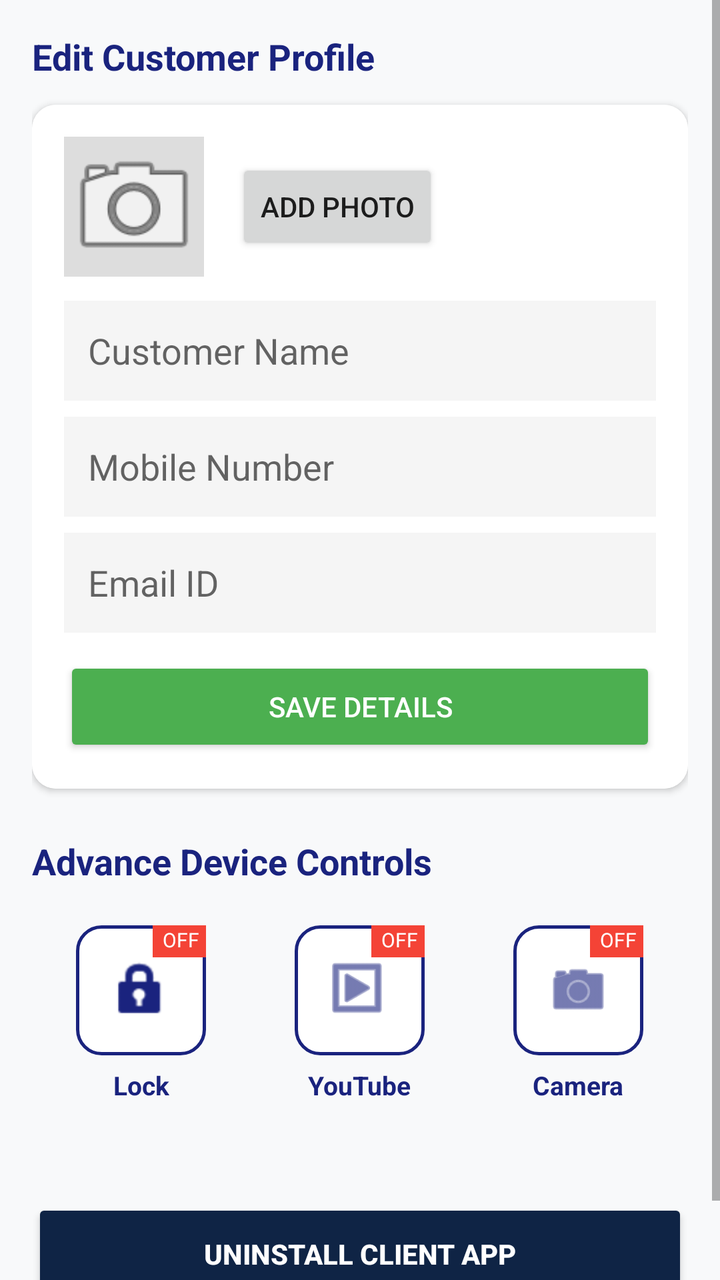
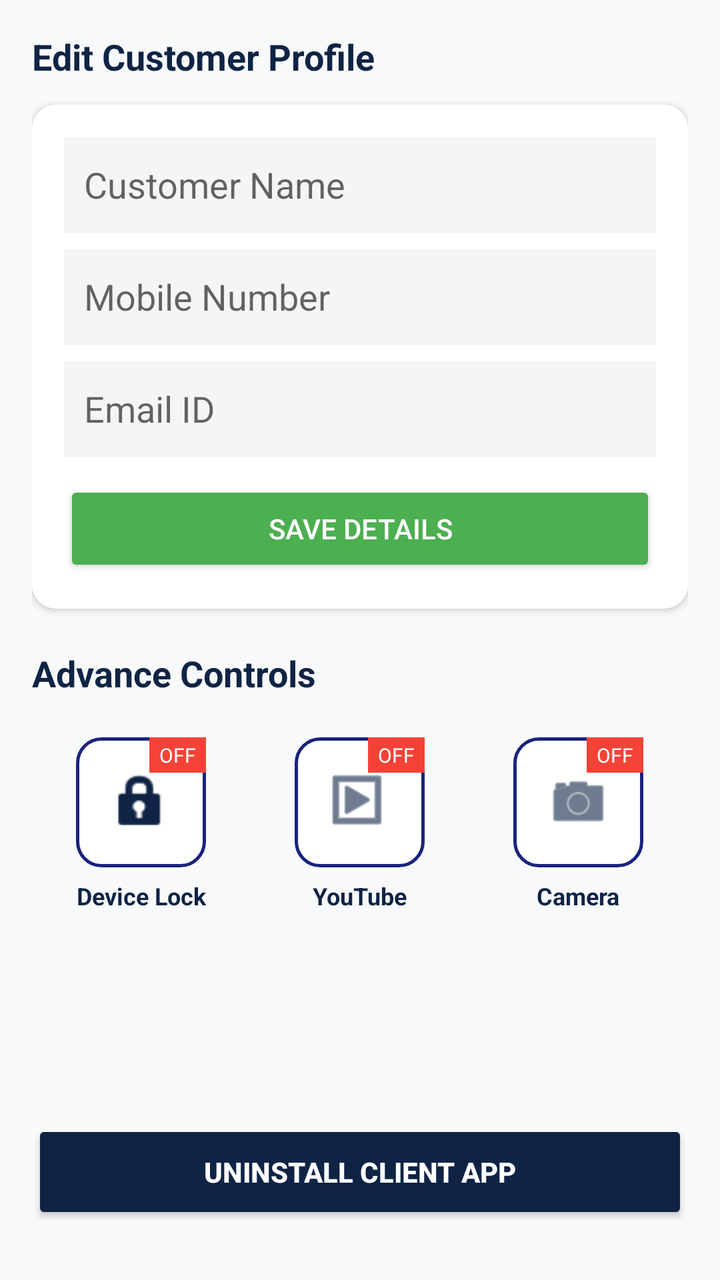

Before-and-after screenshots of an Android layout around one commit, followed by the original layout XML and the change that was made.
<!-- AndroidManifest.xml: application theme Theme.AppCompat.Light.NoActionBar -->
<!-- res/layout/activity_customer_detail_control.xml -->
<?xml version="1.0" encoding="utf-8"?>
<ScrollView xmlns:android="http://schemas.android.com/apk/res/android"
    xmlns:app="http://schemas.android.com/apk/res-auto"
    android:layout_width="match_parent"
    android:layout_height="match_parent"
    android:background="#F8F9FA"
    android:fillViewport="true">

    <LinearLayout
        android:layout_width="match_parent"
        android:layout_height="wrap_content"
        android:orientation="vertical"
        android:padding="16dp">

        
        <TextView
            android:layout_width="match_parent"
            android:layout_height="wrap_content"
            android:text="Edit Customer Profile"
            android:textSize="18sp"
            android:textStyle="bold"
            android:textColor="#1A237E"
            android:layout_marginBottom="12dp"/>

        <androidx.cardview.widget.CardView
            android:layout_width="match_parent"
            android:layout_height="wrap_content"
            android:layout_marginBottom="24dp"
            app:cardCornerRadius="12dp"
            app:cardElevation="2dp">
            
            <LinearLayout
                android:layout_width="match_parent"
                android:layout_height="wrap_content"
                android:orientation="vertical"
                android:padding="16dp"
                android:background="@color/white">

                <LinearLayout
                    android:layout_width="match_parent"
                    android:layout_height="wrap_content"
                    android:orientation="horizontal"
                    android:gravity="center_vertical"
                    android:layout_marginBottom="12dp">
                    <ImageView
                        android:id="@+id/imgCustomerPhoto"
                        android:layout_width="70dp"
                        android:layout_height="70dp"
                        android:background="#DDDDDD"
                        android:src="@android:drawable/ic_menu_camera"
                        android:scaleType="centerCrop"/>
                    <Button
                        android:id="@+id/btnUploadPhoto"
                        android:layout_width="wrap_content"
                        android:layout_height="wrap_content"
                        android:text="Add Photo"
                        android:layout_marginStart="16dp"/>
                </LinearLayout>

                <EditText android:id="@+id/etCustomerName" android:layout_width="match_parent" android:layout_height="50dp" android:hint="Customer Name" android:background="#F5F5F5" android:padding="12dp" android:layout_marginBottom="8dp"/>
                <EditText android:id="@+id/etCustomerMobile" android:layout_width="match_parent" android:layout_height="50dp" android:hint="Mobile Number" android:inputType="phone" android:background="#F5F5F5" android:padding="12dp" android:layout_marginBottom="8dp"/>
                <EditText android:id="@+id/etCustomerEmail" android:layout_width="match_parent" android:layout_height="50dp" android:hint="Email ID" android:inputType="textEmailAddress" android:background="#F5F5F5" android:padding="12dp" android:layout_marginBottom="12dp"/>
                
                <Button android:id="@+id/btnSaveProfile" android:layout_width="match_parent" android:layout_height="50dp" android:text="Save Details" android:backgroundTint="#4CAF50" android:textColor="@color/white"/>
            </LinearLayout>
        </androidx.cardview.widget.CardView>

        
        <TextView
            android:layout_width="match_parent"
            android:layout_height="wrap_content"
            android:text="Advance Device Controls"
            android:textStyle="bold"
            android:textColor="#1A237E"
            android:textSize="18sp"
            android:layout_marginBottom="12dp"/>

        <GridLayout
            android:layout_width="match_parent"
            android:layout_height="wrap_content"
            android:columnCount="3"
            android:alignmentMode="alignMargins">

            
            <LinearLayout android:id="@+id/btnControlLock" android:orientation="vertical" android:gravity="center" android:layout_width="0dp" android:layout_height="wrap_content" android:layout_columnWeight="1" android:layout_margin="8dp">
                <FrameLayout android:layout_width="65dp" android:layout_height="65dp">
                    <ImageView android:layout_width="match_parent" android:layout_height="match_parent" android:background="@drawable/bg_control_box" android:padding="16dp" android:src="@android:drawable/ic_lock_idle_lock" android:tint="#1A237E"/>
                    <TextView android:id="@+id/badgeLock" android:layout_width="wrap_content" android:layout_height="wrap_content" android:text="OFF" android:textSize="10sp" android:textColor="#FFF" android:background="#F44336" android:layout_gravity="top|end" android:layout_marginTop="-2dp" android:layout_marginEnd="-2dp" android:paddingHorizontal="5dp" android:paddingVertical="2dp"/>
                </FrameLayout>
                <TextView android:layout_width="wrap_content" android:layout_height="wrap_content" android:text="Lock" android:textSize="13sp" android:textColor="#1A237E" android:textStyle="bold" android:layout_marginTop="6dp"/>
            </LinearLayout>

            
            <LinearLayout android:id="@+id/btnControlYoutube" android:orientation="vertical" android:gravity="center" android:layout_width="0dp" android:layout_height="wrap_content" android:layout_columnWeight="1" android:layout_margin="8dp">
                <FrameLayout android:layout_width="65dp" android:layout_height="65dp">
                    <ImageView android:layout_width="match_parent" android:layout_height="match_parent" android:background="@drawable/bg_control_box" android:padding="16dp" android:src="@android:drawable/ic_menu_slideshow" android:tint="#1A237E"/>
                    <TextView android:id="@+id/badgeYoutube" android:layout_width="wrap_content" android:layout_height="wrap_content" android:text="OFF" android:textSize="10sp" android:textColor="#FFF" android:background="#F44336" android:layout_gravity="top|end" android:layout_marginTop="-2dp" android:layout_marginEnd="-2dp" android:paddingHorizontal="5dp" android:paddingVertical="2dp"/>
                </FrameLayout>
                <TextView android:layout_width="wrap_content" android:layout_height="wrap_content" android:text="YouTube" android:textSize="13sp" android:textColor="#1A237E" android:textStyle="bold" android:layout_marginTop="6dp"/>
            </LinearLayout>

            
            <LinearLayout android:id="@+id/btnControlCamera" android:orientation="vertical" android:gravity="center" android:layout_width="0dp" android:layout_height="wrap_content" android:layout_columnWeight="1" android:layout_margin="8dp">
                <FrameLayout android:layout_width="65dp" android:layout_height="65dp">
                    <ImageView android:layout_width="match_parent" android:layout_height="match_parent" android:background="@drawable/bg_control_box" android:padding="16dp" android:src="@android:drawable/ic_menu_camera" android:tint="#1A237E"/>
                    <TextView android:id="@+id/badgeCamera" android:layout_width="wrap_content" android:layout_height="wrap_content" android:text="OFF" android:textSize="10sp" android:textColor="#FFF" android:background="#F44336" android:layout_gravity="top|end" android:layout_marginTop="-2dp" android:layout_marginEnd="-2dp" android:paddingHorizontal="5dp" android:paddingVertical="2dp"/>
                </FrameLayout>
                <TextView android:layout_width="wrap_content" android:layout_height="wrap_content" android:text="Camera" android:textSize="13sp" android:textColor="#1A237E" android:textStyle="bold" android:layout_marginTop="6dp"/>
            </LinearLayout>
        </GridLayout>

        <View android:layout_width="match_parent" android:layout_height="0dp" android:layout_weight="1" android:minHeight="40dp"/>

        
        <Button
            android:id="@+id/btnUninstallSystem"
            android:layout_width="match_parent"
            android:layout_height="55dp"
            android:text="Uninstall Client App"
            android:backgroundTint="#0F2445"
            android:textColor="@color/white"
            android:textStyle="bold"
            android:layout_marginBottom="12dp"/>

        <Button
            android:id="@+id/btnRemoveProfile"
            android:layout_width="match_parent"
            android:layout_height="55dp"
            android:text="Remove From Customer List"
            android:backgroundTint="#D32F2F"
            android:textColor="@color/white"
            android:textStyle="bold"
            android:visibility="gone"
            android:layout_marginBottom="24dp"/>

    </LinearLayout>
</ScrollView>
<!-- resources referenced by this layout -->
<resources>
  <color name="white">#FFFFFF</color>
  <!-- drawable bg_control_box (drawable) -->
  <?xml version="1.0" encoding="utf-8"?>
  <shape xmlns:android="http://schemas.android.com/apk/res/android">
      <solid android:color="#FFFFFF"/>
      <corners android:radius="12dp"/>
      <stroke android:width="1.5dp" android:color="#1A237E"/> 
  </shape>
</resources>

<!-- the commit's change to res/layout/activity_customer_detail_control.xml (unified diff, before → after) -->
@@ -12,123 +12,240 @@
         android:orientation="vertical"
         android:padding="16dp">
 
-        
         <TextView
             android:layout_width="match_parent"
             android:layout_height="wrap_content"
             android:text="Edit Customer Profile"
             android:textSize="18sp"
             android:textStyle="bold"
-            android:textColor="#1A237E"
+            android:textColor="#0F2445"
             android:layout_marginBottom="12dp"/>
 
         <androidx.cardview.widget.CardView
             android:layout_width="match_parent"
             android:layout_height="wrap_content"
-            android:layout_marginBottom="24dp"
+            android:layout_marginBottom="20dp"
             app:cardCornerRadius="12dp"
             app:cardElevation="2dp">
-            
+
             <LinearLayout
                 android:layout_width="match_parent"
                 android:layout_height="wrap_content"
                 android:orientation="vertical"
                 android:padding="16dp"
-                android:background="@color/white">
-
-                <LinearLayout
-                    android:layout_width="match_parent"
-                    android:layout_height="wrap_content"
-                    android:orientation="horizontal"
-                    android:gravity="center_vertical"
-                    android:layout_marginBottom="12dp">
+                android:background="#FFFFFF">
+
+                <EditText
+                    android:id="@+id/etCustomerName"
+                    android:layout_width="match_parent"
+                    android:layout_height="48dp"
+                    android:hint="Customer Name"
+                    android:background="#F5F5F5"
+                    android:padding="10dp"
+                    android:layout_marginBottom="8dp"/>
+
+                <EditText
+                    android:id="@+id/etCustomerMobile"
+                    android:layout_width="match_parent"
+                    android:layout_height="48dp"
+                    android:hint="Mobile Number"
+                    android:inputType="phone"
+                    android:background="#F5F5F5"
+                    android:padding="10dp"
+                    android:layout_marginBottom="8dp"/>
+
+                <EditText
+                    android:id="@+id/etCustomerEmail"
+                    android:layout_width="match_parent"
+                    android:layout_height="48dp"
+                    android:hint="Email ID"
+                    android:inputType="textEmailAddress"
+                    android:background="#F5F5F5"
+                    android:padding="10dp"
+                    android:layout_marginBottom="12dp"/>
+
+                <Button
+                    android:id="@+id/btnSaveProfile"
+                    android:layout_width="match_parent"
+                    android:layout_height="48dp"
+                    android:text="Save Details"
+                    android:backgroundTint="#4CAF50"
+                    android:textColor="#FFFFFF"/>
+            </LinearLayout>
+        </androidx.cardview.widget.CardView>
+
+        <TextView
+            android:layout_width="match_parent"
+            android:layout_height="wrap_content"
+            android:text="Advance Controls"
+            android:textStyle="bold"
+            android:textColor="#0F2445"
+            android:textSize="18sp"
+            android:layout_marginBottom="12dp"/>
+
+        <GridLayout
+            android:layout_width="match_parent"
+            android:layout_height="wrap_content"
+            android:columnCount="3"
+            android:alignmentMode="alignMargins">
+
+            <LinearLayout
+                android:id="@+id/btnControlLock"
+                android:orientation="vertical"
+                android:gravity="center"
+                android:layout_width="0dp"
+                android:layout_height="wrap_content"
+                android:layout_columnWeight="1"
+                android:layout_margin="8dp">
+
+                <FrameLayout
+                    android:layout_width="65dp"
+                    android:layout_height="65dp">
+
                     <ImageView
-                        android:id="@+id/imgCustomerPhoto"
-                        android:layout_width="70dp"
-                        android:layout_height="70dp"
-                        android:background="#DDDDDD"
-                        android:src="@android:drawable/ic_menu_camera"
-                        android:scaleType="centerCrop"/>
-                    <Button
-                        android:id="@+id/btnUploadPhoto"
+                        android:layout_width="match_parent"
+                        android:layout_height="match_parent"
+                        android:background="@drawable/bg_control_box"
+                        android:padding="16dp"
+                        android:src="@android:drawable/ic_lock_idle_lock"
+                        app:tint="#0F2445"/>
+
+                    <TextView
+                        android:id="@+id/badgeLock"
                         android:layout_width="wrap_content"
                         android:layout_height="wrap_content"
-                        android:text="Add Photo"
-                        android:layout_marginStart="16dp"/>
-                </LinearLayout>
-
-                <EditText android:id="@+id/etCustomerName" android:layout_width="match_parent" android:layout_height="50dp" android:hint="Customer Name" android:background="#F5F5F5" android:padding="12dp" android:layout_marginBottom="8dp"/>
-                <EditText android:id="@+id/etCustomerMobile" android:layout_width="match_parent" android:layout_height="50dp" android:hint="Mobile Number" android:inputType="phone" android:background="#F5F5F5" android:padding="12dp" android:layout_marginBottom="8dp"/>
-                <EditText android:id="@+id/etCustomerEmail" android:layout_width="match_parent" android:layout_height="50dp" android:hint="Email ID" android:inputType="textEmailAddress" android:background="#F5F5F5" android:padding="12dp" android:layout_marginBottom="12dp"/>
-                
-                <Button android:id="@+id/btnSaveProfile" android:layout_width="match_parent" android:layout_height="50dp" android:text="Save Details" android:backgroundTint="#4CAF50" android:textColor="@color/white"/>
-            </LinearLayout>
-        </androidx.cardview.widget.CardView>
-
-        
-        <TextView
-            android:layout_width="match_parent"
-            android:layout_height="wrap_content"
-            android:text="Advance Device Controls"
-            android:textStyle="bold"
-            android:textColor="#1A237E"
-            android:textSize="18sp"
-            android:layout_marginBottom="12dp"/>
-
-        <GridLayout
-            android:layout_width="match_parent"
-            android:layout_height="wrap_content"
-            android:columnCount="3"
-            android:alignmentMode="alignMargins">
-
-            
-            <LinearLayout android:id="@+id/btnControlLock" android:orientation="vertical" android:gravity="center" android:layout_width="0dp" android:layout_height="wrap_content" android:layout_columnWeight="1" android:layout_margin="8dp">
-                <FrameLayout android:layout_width="65dp" android:layout_height="65dp">
-                    <ImageView android:layout_width="match_parent" android:layout_height="match_parent" android:background="@drawable/bg_control_box" android:padding="16dp" android:src="@android:drawable/ic_lock_idle_lock" android:tint="#1A237E"/>
-                    <TextView android:id="@+id/badgeLock" android:layout_width="wrap_content" android:layout_height="wrap_content" android:text="OFF" android:textSize="10sp" android:textColor="#FFF" android:background="#F44336" android:layout_gravity="top|end" android:layout_marginTop="-2dp" android:layout_marginEnd="-2dp" android:paddingHorizontal="5dp" android:paddingVertical="2dp"/>
+                        android:text="OFF"
+                        android:textSize="10sp"
+                        android:textColor="#FFF"
+                        android:background="#F44336"
+                        android:layout_gravity="top|end"
+                        android:paddingHorizontal="5dp"
+                        android:paddingVertical="2dp"/>
                 </FrameLayout>
-                <TextView android:layout_width="wrap_content" android:layout_height="wrap_content" android:text="Lock" android:textSize="13sp" android:textColor="#1A237E" android:textStyle="bold" android:layout_marginTop="6dp"/>
-            </LinearLayout>
-
-            
-            <LinearLayout android:id="@+id/btnControlYoutube" android:orientation="vertical" android:gravity="center" android:layout_width="0dp" android:layout_height="wrap_content" android:layout_columnWeight="1" android:layout_margin="8dp">
-                <FrameLayout android:layout_width="65dp" android:layout_height="65dp">
-                    <ImageView android:layout_width="match_parent" android:layout_height="match_parent" android:background="@drawable/bg_control_box" android:padding="16dp" android:src="@android:drawable/ic_menu_slideshow" android:tint="#1A237E"/>
-                    <TextView android:id="@+id/badgeYoutube" android:layout_width="wrap_content" android:layout_height="wrap_content" android:text="OFF" android:textSize="10sp" android:textColor="#FFF" android:background="#F44336" android:layout_gravity="top|end" android:layout_marginTop="-2dp" android:layout_marginEnd="-2dp" android:paddingHorizontal="5dp" android:paddingVertical="2dp"/>
+
+                <TextView
+                    android:layout_width="wrap_content"
+                    android:layout_height="wrap_content"
+                    android:text="Device Lock"
+                    android:textSize="12sp"
+                    android:textColor="#0F2445"
+                    android:textStyle="bold"
+                    android:layout_marginTop="6dp"/>
+            </LinearLayout>
+
+            <LinearLayout
+                android:id="@+id/btnControlYoutube"
+                android:orientation="vertical"
+                android:gravity="center"
+                android:layout_width="0dp"
+                android:layout_height="wrap_content"
+                android:layout_columnWeight="1"
+                android:layout_margin="8dp">
+
+                <FrameLayout
+                    android:layout_width="65dp"
+                    android:layout_height="65dp">
+
+                    <ImageView
+                        android:layout_width="match_parent"
+                        android:layout_height="match_parent"
+                        android:background="@drawable/bg_control_box"
+                        android:padding="16dp"
+                        android:src="@android:drawable/ic_menu_slideshow"
+                        app:tint="#0F2445"/>
+
+                    <TextView
+                        android:id="@+id/badgeYoutube"
+                        android:layout_width="wrap_content"
+                        android:layout_height="wrap_content"
+                        android:text="OFF"
+                        android:textSize="10sp"
+                        android:textColor="#FFF"
+                        android:background="#F44336"
+                        android:layout_gravity="top|end"
+                        android:paddingHorizontal="5dp"
+                        android:paddingVertical="2dp"/>
                 </FrameLayout>
-                <TextView android:layout_width="wrap_content" android:layout_height="wrap_content" android:text="YouTube" android:textSize="13sp" android:textColor="#1A237E" android:textStyle="bold" android:layout_marginTop="6dp"/>
-            </LinearLayout>
-
-            
-            <LinearLayout android:id="@+id/btnControlCamera" android:orientation="vertical" android:gravity="center" android:layout_width="0dp" android:layout_height="wrap_content" android:layout_columnWeight="1" android:layout_margin="8dp">
-                <FrameLayout android:layout_width="65dp" android:layout_height="65dp">
-                    <ImageView android:layout_width="match_parent" android:layout_height="match_parent" android:background="@drawable/bg_control_box" android:padding="16dp" android:src="@android:drawable/ic_menu_camera" android:tint="#1A237E"/>
-                    <TextView android:id="@+id/badgeCamera" android:layout_width="wrap_content" android:layout_height="wrap_content" android:text="OFF" android:textSize="10sp" android:textColor="#FFF" android:background="#F44336" android:layout_gravity="top|end" android:layout_marginTop="-2dp" android:layout_marginEnd="-2dp" android:paddingHorizontal="5dp" android:paddingVertical="2dp"/>
+
+                <TextView
+                    android:layout_width="wrap_content"
+                    android:layout_height="wrap_content"
+                    android:text="YouTube"
+                    android:textSize="12sp"
+                    android:textColor="#0F2445"
+                    android:textStyle="bold"
+                    android:layout_marginTop="6dp"/>
+            </LinearLayout>
+
+            <LinearLayout
+                android:id="@+id/btnControlCamera"
+                android:orientation="vertical"
+                android:gravity="center"
+                android:layout_width="0dp"
+                android:layout_height="wrap_content"
+                android:layout_columnWeight="1"
+                android:layout_margin="8dp">
+
+                <FrameLayout
+                    android:layout_width="65dp"
+                    android:layout_height="65dp">
+
+                    <ImageView
+                        android:layout_width="match_parent"
+                        android:layout_height="match_parent"
+                        android:background="@drawable/bg_control_box"
+                        android:padding="16dp"
+                        android:src="@android:drawable/ic_menu_camera"
+                        app:tint="#0F2445"/>
+
+                    <TextView
+                        android:id="@+id/badgeCamera"
+                        android:layout_width="wrap_content"
+                        android:layout_height="wrap_content"
+                        android:text="OFF"
+                        android:textSize="10sp"
+                        android:textColor="#FFF"
+                        android:background="#F44336"
+                        android:layout_gravity="top|end"
+                        android:paddingHorizontal="5dp"
+                        android:paddingVertical="2dp"/>
                 </FrameLayout>
-                <TextView android:layout_width="wrap_content" android:layout_height="wrap_content" android:text="Camera" android:textSize="13sp" android:textColor="#1A237E" android:textStyle="bold" android:layout_marginTop="6dp"/>
-            </LinearLayout>
+
+                <TextView
+                    android:layout_width="wrap_content"
+                    android:layout_height="wrap_content"
+                    android:text="Camera"
+                    android:textSize="12sp"
+                    android:textColor="#0F2445"
+                    android:textStyle="bold"
+                    android:layout_marginTop="6dp"/>
+            </LinearLayout>
+
         </GridLayout>
 
-        <View android:layout_width="match_parent" android:layout_height="0dp" android:layout_weight="1" android:minHeight="40dp"/>
-
-        
+        <View
+            android:layout_width="match_parent"
+            android:layout_height="0dp"
+            android:layout_weight="1"
+            android:minHeight="40dp"/>
+
         <Button
             android:id="@+id/btnUninstallSystem"
             android:layout_width="match_parent"
-            android:layout_height="55dp"
+            android:layout_height="52dp"
             android:text="Uninstall Client App"
             android:backgroundTint="#0F2445"
-            android:textColor="@color/white"
+            android:textColor="#FFFFFF"
             android:textStyle="bold"
             android:layout_marginBottom="12dp"/>
 
         <Button
             android:id="@+id/btnRemoveProfile"
             android:layout_width="match_parent"
-            android:layout_height="55dp"
+            android:layout_height="52dp"
             android:text="Remove From Customer List"
             android:backgroundTint="#D32F2F"
-            android:textColor="@color/white"
+            android:textColor="#FFFFFF"
             android:textStyle="bold"
             android:visibility="gone"
             android:layout_marginBottom="24dp"/>
<!-- resource entries referenced after the edit -->
@@ -1,6 +1,5 @@
 <!-- resources referenced by this layout -->
 <resources>
-  <color name="white">#FFFFFF</color>
   <!-- drawable bg_control_box (drawable) -->
   <?xml version="1.0" encoding="utf-8"?>
   <shape xmlns:android="http://schemas.android.com/apk/res/android">
